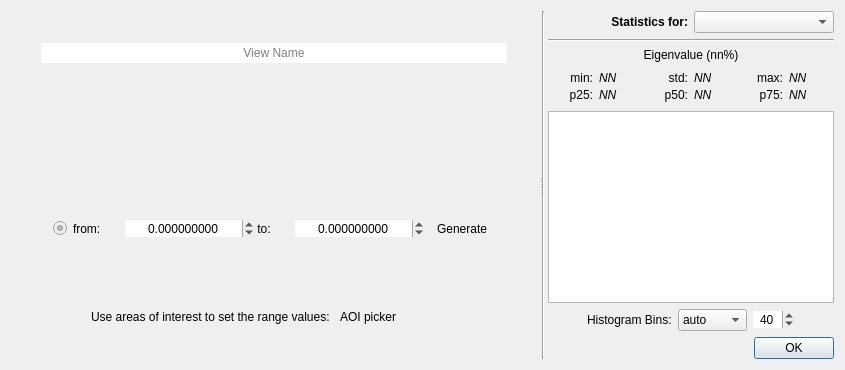
SMByC/PCA4CD, file ui/component_analysis_dialog.ui: the form before one commit.
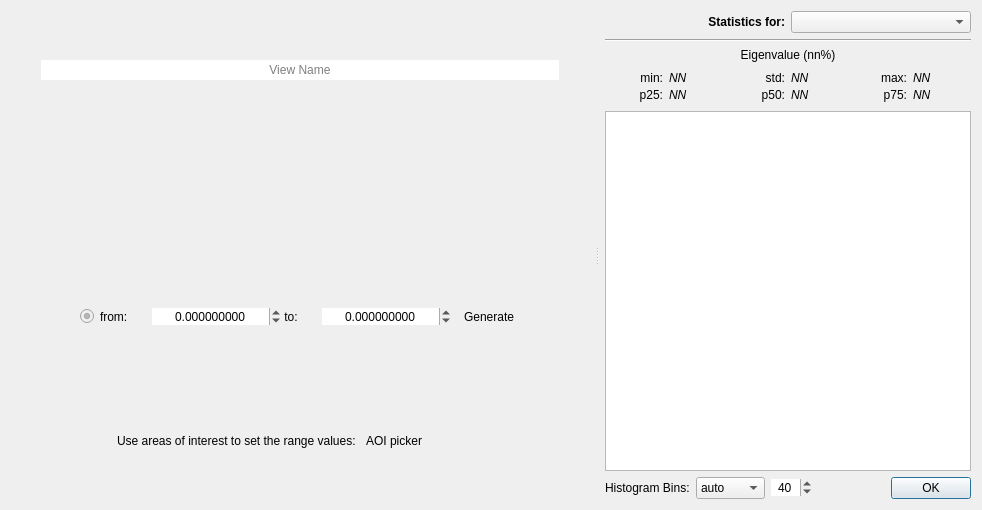
The form after the commit. Icons and pictures are not drawn. Custom widgets are drawn as their Qt base class.

Commit message: Several component analysis window adjustments

What changed in the file:
```diff
--- a/ui/component_analysis_dialog.ui
+++ b/ui/component_analysis_dialog.ui
@@ -2,23 +2,25 @@
 <ui version="4.0">
  <class>ViewWidget</class>
  <widget class="QWidget" name="ViewWidget">
+  <property name="geometry">
+   <rect>
+    <x>0</x>
+    <y>0</y>
+    <width>982</width>
+    <height>510</height>
+   </rect>
+  </property>
   <property name="windowTitle">
    <string>Component Analysis</string>
   </property>
-  <layout class="QHBoxLayout" name="horizontalLayout">
+  <layout class="QVBoxLayout" name="verticalLayout_2">
    <item>
     <widget class="QSplitter" name="splitter">
      <property name="orientation">
       <enum>Qt::Horizontal</enum>
      </property>
-     <property name="handleWidth">
-      <number>2</number>
-     </property>
      <widget class="QWidget" name="widget_2" native="true">
       <layout class="QVBoxLayout" name="verticalLayout">
-       <property name="spacing">
-        <number>3</number>
-       </property>
        <property name="leftMargin">
         <number>0</number>
        </property>
@@ -26,7 +28,7 @@
         <number>0</number>
        </property>
        <property name="rightMargin">
-        <number>3</number>
+        <number>6</number>
        </property>
        <property name="bottomMargin">
         <number>0</number>
@@ -440,34 +442,9 @@
       </layout>
      </widget>
      <widget class="QWidget" name="widget" native="true">
-      <layout class="QHBoxLayout" name="horizontalLayout_5">
-       <property name="spacing">
-        <number>0</number>
-       </property>
+      <layout class="QVBoxLayout" name="verticalLayout_3">
        <property name="leftMargin">
-        <number>0</number>
-       </property>
-       <property name="topMargin">
-        <number>0</number>
-       </property>
-       <property name="rightMargin">
-        <number>0</number>
-       </property>
-       <property name="bottomMargin">
-        <number>0</number>
-       </property>
-       <item>
-        <widget class="Line" name="line">
-         <property name="orientation">
-          <enum>Qt::Vertical</enum>
-         </property>
-        </widget>
-       </item>
-       <item>
-        <widget class="QWidget" name="widget_6" native="true">
-         <layout class="QVBoxLayout" name="verticalLayout_2">
-          <property name="leftMargin">
-           <number>3</number>
+        <number>6</number>
           </property>
           <property name="topMargin">
            <number>0</number>
@@ -527,15 +504,6 @@
            </widget>
           </item>
           <item>
-           <widget class="QWidget" name="widget_8" native="true">
-            <layout class="QHBoxLayout" name="horizontalLayout_6">
-             <property name="topMargin">
-              <number>0</number>
-             </property>
-             <property name="bottomMargin">
-              <number>0</number>
-             </property>
-             <item>
               <widget class="QLabel" name="stats_header">
                <property name="text">
                 <string>Eigenvalue (nn%)</string>
@@ -545,9 +513,6 @@
                </property>
               </widget>
              </item>
-            </layout>
-           </widget>
-          </item>
           <item>
            <widget class="QWidget" name="widget_7" native="true">
             <layout class="QGridLayout">
@@ -712,8 +677,8 @@
            </widget>
           </item>
           <item>
-           <widget class="QWidget" name="widget_4" native="true">
-            <layout class="QHBoxLayout" name="horizontalLayout_4">
+        <widget class="QWidget" name="widget_9" native="true">
+         <layout class="QHBoxLayout" name="horizontalLayout_7">
              <property name="leftMargin">
               <number>0</number>
              </property>
@@ -726,19 +691,6 @@
              <property name="bottomMargin">
               <number>0</number>
              </property>
-             <item>
-              <spacer name="horizontalSpacer_7">
-               <property name="orientation">
-                <enum>Qt::Horizontal</enum>
-               </property>
-               <property name="sizeHint" stdset="0">
-                <size>
-                 <width>40</width>
-                 <height>20</height>
-                </size>
-               </property>
-              </spacer>
-             </item>
              <item>
               <widget class="QLabel" name="label_7">
                <property name="font">
@@ -819,7 +771,7 @@
               </widget>
              </item>
              <item>
-              <spacer name="horizontalSpacer_8">
+           <spacer name="horizontalSpacer_7">
                <property name="orientation">
                 <enum>Qt::Horizontal</enum>
                </property>
@@ -830,9 +782,6 @@
                 </size>
                </property>
               </spacer>
-             </item>
-            </layout>
-           </widget>
           </item>
           <item>
            <widget class="QDialogButtonBox" name="DialogButtons">
```
Left out of the diff: 8 changed lines with no effect on the pictures. Lines whose indentation alone changed are shown as unchanged. The commit also changes 1 other file.
